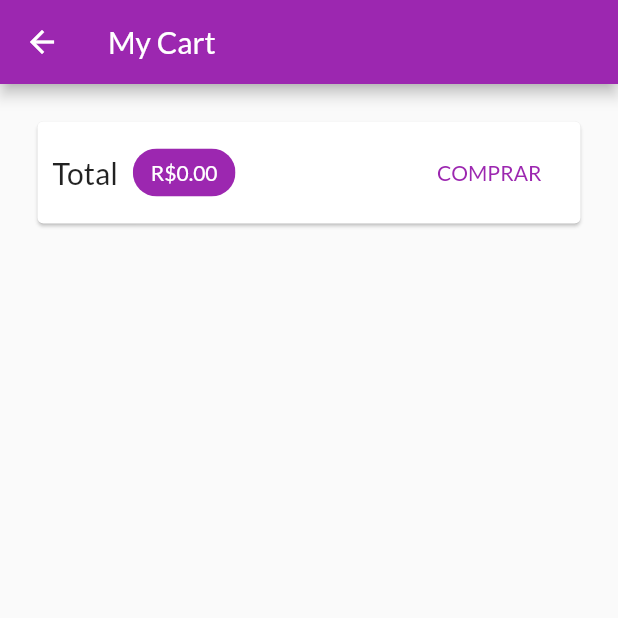
After one commit to ViniDB27/Curso-flutter, a Flutter app: the CartScreen screen opened by its route, on a phone screen of 412 x 824 dp, the top half of it. The commit adds this screen. Run offline on Flutter 3.47's test engine with Material 2 defaults, Android fonts, the phone set to English and light mode, and no system bars; network calls fail.

Commit message:
projeto offline

```diff
--- /dev/null
+++ b/myshop/lib/data/dummy_data.dart
@@ -0,0 +1,36 @@
+import '../providers/product.dart';
+
+final DUMMY_PRODUCTS = [
+  Product(
+      id: 'p1',
+      title: 'Red Shirt',
+      description: 'A red shirt - it is pretty red!',
+      price: 29.99,
+      imageUrl:
+          'https://cdn.pixabay.com/photo/2016/10/02/22/17/red-t-shirt-1710578_1280.jpg',
+    ),
+    Product(
+      id: 'p2',
+      title: 'Trousers',
+      description: 'A nice pair of trousers.',
+      price: 59.99,
+      imageUrl:
+          'https://upload.wikimedia.org/wikipedia/commons/thumb/e/e8/Trousers%2C_dress_%28AM_1960.022-8%29.jpg/512px-Trousers%2C_dress_%28AM_1960.022-8%29.jpg',
+    ),
+    Product(
+      id: 'p3',
+      title: 'Yellow Scarf',
+      description: 'Warm and cozy - exactly what you need for the winter.',
+      price: 19.99,
+      imageUrl:
+          'https://live.staticflickr.com/4043/4438260868_cc79b3369d_z.jpg',
+    ),
+    Product(
+      id: 'p4',
+      title: 'A Pan',
+      description: 'Prepare any meal you want.',
+      price: 49.99,
+      imageUrl:
+          'https://upload.wikimedia.org/wikipedia/commons/thumb/1/14/Cast-Iron-Pan.jpg/1024px-Cast-Iron-Pan.jpg',
+    ),
+];
--- /dev/null
+++ b/myshop/lib/providers/cart.dart
@@ -0,0 +1,72 @@
+import 'dart:math';
+
+import 'package:flutter/foundation.dart';
+import './product.dart';
+
+class CartItem{
+  final String id;
+  final String productId;
+  final String title;
+  final int quatity;
+  final double price;
+
+  CartItem({
+    @required this.id,
+    @required this.productId,
+    @required this.title,
+    @required this.quatity,
+    @required this.price
+  });
+}
+
+class Cart with ChangeNotifier{
+  Map<String, CartItem> _items = {};
+
+  Map<String, CartItem> get items{
+    return {..._items};
+  }
+
+  int get itemsCount{
+    return _items.length;
+  }
+
+  double get totalAmount{
+    double total = 0.0;
+    _items.forEach((key, cartItem) {
+        total += (cartItem.price * cartItem.quatity);
+    });
+    return total;
+  }
+
+  void addItem(Product product){
+    if(_items.containsKey(product.id)){
+      _items.update(product.id, (existingItem){
+        return CartItem(
+          id: existingItem.id,
+          productId: existingItem.productId,
+          title: existingItem.title,
+          quatity: existingItem.quatity + 1,
+          price: existingItem.price,
+        );
+      });
+    }else{
+      _items.putIfAbsent(product.id, () => CartItem(
+        id: Random().nextDouble().toString(),
+        productId: product.id,
+        title: product.title,
+        quatity: 1,
+        price: product.price,
+      ));
+    }
+
+
+  notifyListeners();
+
+  }
+
+  void removeItem(String productId){
+    _items.remove(productId);
+    notifyListeners();
+  }
+
+}
--- /dev/null
+++ b/myshop/lib/providers/product.dart
@@ -0,0 +1,24 @@
+import 'package:flutter/foundation.dart';
+
+class Product with ChangeNotifier{
+  final String id;
+  final String title;
+  final String description;
+  final double price;
+  final String imageUrl;
+  bool isFavorite;
+
+  Product({
+    @required this.id,
+    @required this.title,
+    @required this.description,
+    @required this.price,
+    @required this.imageUrl,
+    this.isFavorite = false
+  });
+
+  void toggleFavorite(){
+    isFavorite = !isFavorite;
+    notifyListeners();
+  }
+}
--- /dev/null
+++ b/myshop/lib/providers/products.dart
@@ -0,0 +1,33 @@
+import 'package:flutter/cupertino.dart';
+import 'package:flutter/material.dart';
+
+import 'product.dart';
+import '../data/dummy_data.dart';
+
+class Products with ChangeNotifier{
+
+  List<Product> _items = DUMMY_PRODUCTS;
+
+  List<Product> get items => [..._items];
+
+  List<Product> get favoriteItems {
+    return _items.where((prod) => prod.isFavorite).toList();
+  }
+
+
+  void addProduct(Product product){
+    _items.add(product);
+  }
+}
+
+// bool _showFavotiteOnly = false;
+
+  // void showFavotiteOnly(){
+  //   _showFavotiteOnly = true;
+  //   notifyListeners();
+  // }
+
+  // void showAll(){
+  //   _showFavotiteOnly = false;
+  //   notifyListeners();
+  // }
--- /dev/null
+++ b/myshop/lib/utils/app_routes.dart
@@ -0,0 +1,5 @@
+class AppRoutes{
+  static const HOME = '/';
+  static const PRODUCT_DATAIL = '/product-datail';
+  static const CART = '/cart';
+}
--- /dev/null
+++ b/myshop/lib/views/cart_screen.dart
@@ -0,0 +1,67 @@
+import 'package:flutter/material.dart';
+import 'package:provider/provider.dart';
+import '../providers/cart.dart';
+import '../widgets/cart_item_widgets.dart';
+
+class CartScreen extends StatelessWidget {
+  @override
+  Widget build(BuildContext context) {
+    final Cart cart = Provider.of(context);
+    final cartItems = cart.items.values.toList();
+
+    return Scaffold(
+      appBar: AppBar(
+        title: Text('My Cart'),
+      ),
+      body: Column(
+        children: <Widget>[
+          Card(
+            margin: EdgeInsets.all(25),
+            child: Padding(
+              padding: EdgeInsets.all(10),
+              child: Row(
+                mainAxisAlignment: MainAxisAlignment.spaceBetween,
+                children: <Widget>[
+                  Text(
+                    'Total',
+                    style: TextStyle(
+                      fontSize: 20,
+                    ),
+                  ),
+                  SizedBox(
+                    width: 10,
+                  ),
+                  Chip(
+                    label: Text(
+                      'R\$${cart.totalAmount.toStringAsFixed(2)}',
+                      style: TextStyle(
+                        color: Theme.of(context).primaryTextTheme.title.color,
+                      )
+                    ),
+                    backgroundColor: Theme.of(context).primaryColor,
+                  ),
+                  Spacer(),
+                  FlatButton(
+                    onPressed: (){},
+                    child: Text('COMPRAR'),
+                    textColor: Theme.of(context).primaryColor,
+                  ),
+                ],
+              ),
+            ),
+          ),
+          SizedBox(
+            height: 10,
+          ),
+          Expanded(
+            child: ListView.builder(
+              itemCount: cart.itemsCount,
+              itemBuilder: (ctx, i)=> CartItemWidget(cartItems[i]),
+            ),
+          ),
+        ],
+      ),
+    );
+
+  }
+}
```
Also changed, not shown: myshop/lib/main.dart (+30 -19 lines), myshop/lib/views/product_datails_screen.dart (added, +18 -0 lines), myshop/lib/views/products_overview_screen.dart (added, +75 -0 lines), myshop/lib/widgets/badge.dart (added, +46 -0 lines), myshop/lib/widgets/cart_item_widgets.dart (added, +35 -0 lines), myshop/lib/widgets/product_grid.dart (added, +32 -0 lines), myshop/lib/widgets/product_item.dart (added, +57 -0 lines), myshop/pubspec.yaml (+13 -7 lines), myshop/pubspec.lock.
